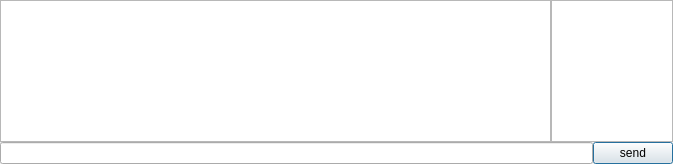
Before: the Qt Designer form huggle/vandalnw.ui in huggle/huggle3-qt-lx, drawn with Qt 5.
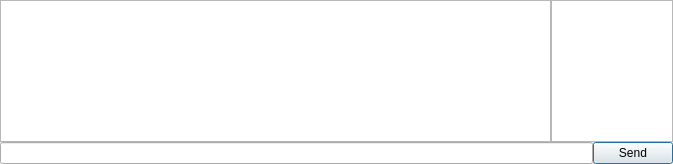
After: the same form once the commit is applied.

The edit to the form file:
```diff
--- a/huggle/vandalnw.ui
+++ b/huggle/vandalnw.ui
@@ -75,7 +75,7 @@
       <item>
        <widget class="QPushButton" name="pushButton">
         <property name="text">
-         <string>send</string>
+         <string>Send</string>
         </property>
         <property name="default">
          <bool>true</bool>
```
